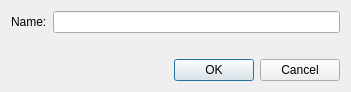
Above: Editor/src/Dialogs/DlgInputName.ui from GameOverture/HarmonyEngine before the change. Below: the same form after it.
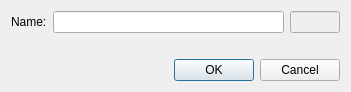
That is the form after the change.

The edit to the form file:
```diff
--- a/Editor/src/Dialogs/DlgInputName.ui
+++ b/Editor/src/Dialogs/DlgInputName.ui
@@ -26,6 +26,28 @@
      <item>
       <widget class="QLineEdit" name="txtName"/>
      </item>
+     <item>
+      <widget class="QLineEdit" name="txtExtension">
+       <property name="enabled">
+        <bool>false</bool>
+       </property>
+       <property name="sizePolicy">
+        <sizepolicy hsizetype="Minimum" vsizetype="Fixed">
+         <horstretch>0</horstretch>
+         <verstretch>0</verstretch>
+        </sizepolicy>
+       </property>
+       <property name="maximumSize">
+        <size>
+         <width>50</width>
+         <height>16777215</height>
+        </size>
+       </property>
+       <property name="text">
+        <string/>
+       </property>
+      </widget>
+     </item>
     </layout>
    </item>
    <item>
```
